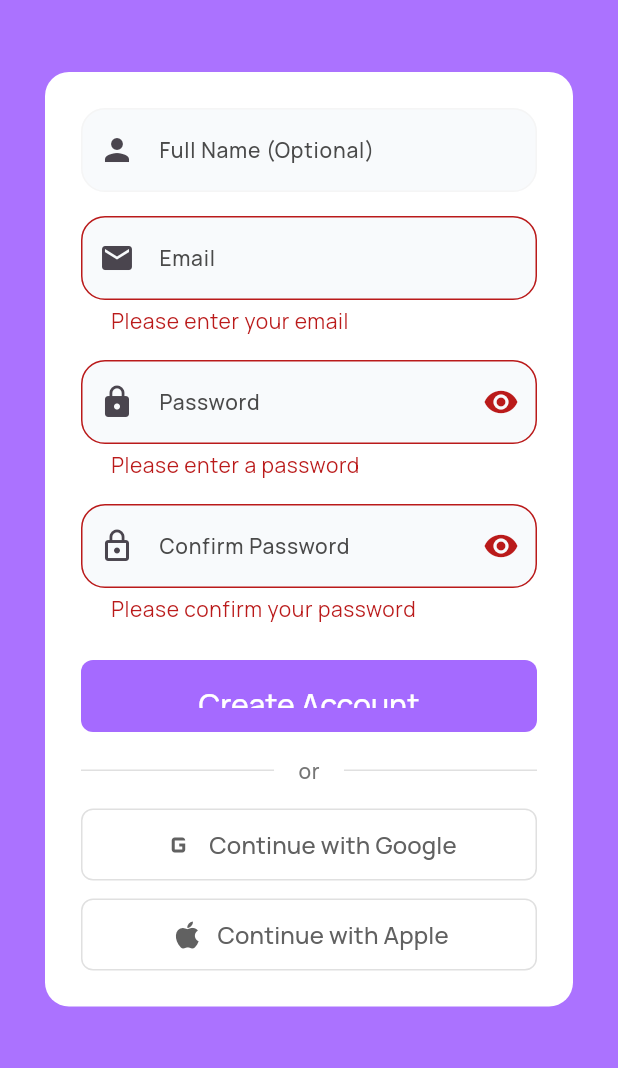
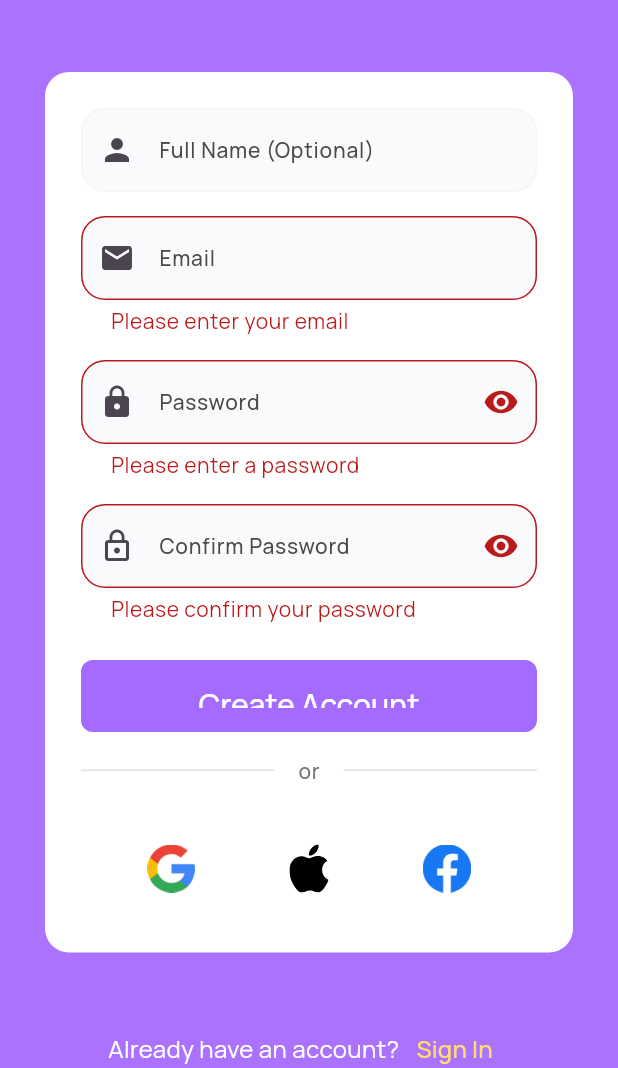
Before and after one commit to jberkovica/uol-fp, a Flutter app: the SignupScreen screen opened by its route, after a tap on "Create Account", on a phone screen of 412 x 824 dp, the part 168-1236 px from its top. Run offline on Flutter 3.47's test engine with Material 3 defaults, Android fonts, the phone set to English and light mode, and no system bars; our stand-ins replace audioplayers, flutter_dotenv, flutter_svg, font_awesome_flutter, google_fonts, google_sign_in and 5 more; missing offline and left inert: flutter_facebook_auth; accounts and stored records are empty.

Commit message:
Implement complete social authentication system with custom icons
- Add OAuth support for Google, Apple, and Facebook providers
- Implement platform-specific auth flows (web redirects vs mobile SDKs)
- Add custom social auth icons from assets/images/auth/
- Configure Android and iOS OAuth callback schemes
- Add localized error messages for all social providers
- Update UI to horizontal icon-only layout with 32px images
- Initialize OAuth listener for state management
- Add proper asset configuration for auth images

```diff
--- a/app/lib/l10n/app_en.arb
+++ b/app/lib/l10n/app_en.arb
@@ -274,6 +274,10 @@
   "cancel": "Cancel",
   "continueWithGoogle": "Continue with Google",
   "continueWithApple": "Continue with Apple",
+  "continueWithFacebook": "Continue with Facebook",
+  "googleSignInFailed": "Google sign in failed",
+  "appleSignInFailed": "Apple sign in failed",
+  "facebookSignInFailed": "Facebook sign in failed",
   "createAccount": "Create Account",
   "editProfile": "Edit Profile",
   "viewStories": "View Stories",
--- a/app/lib/l10n/app_lv.arb
+++ b/app/lib/l10n/app_lv.arb
@@ -65,6 +65,10 @@
   "cancel": "Atcelt",
   "continueWithGoogle": "Turpināt ar Google",
   "continueWithApple": "Turpināt ar Apple",
+  "continueWithFacebook": "Turpināt ar Facebook",
+  "googleSignInFailed": "Google pierakstīšanās neizdevās",
+  "appleSignInFailed": "Apple pierakstīšanās neizdevās",
+  "facebookSignInFailed": "Facebook pierakstīšanās neizdevās",
   "createAccount": "Izveidot kontu",
   "editProfile": "Rediģēt profilu",
   "viewStories": "Skatīt stāstus",
--- a/app/lib/l10n/app_ru.arb
+++ b/app/lib/l10n/app_ru.arb
@@ -65,6 +65,10 @@
   "cancel": "Отмена",
   "continueWithGoogle": "Продолжить с Google",
   "continueWithApple": "Продолжить с Apple",
+  "continueWithFacebook": "Продолжить с Facebook",
+  "googleSignInFailed": "Ошибка входа через Google",
+  "appleSignInFailed": "Ошибка входа через Apple",
+  "facebookSignInFailed": "Ошибка входа через Facebook",
   "createAccount": "Создать аккаунт",
   "editProfile": "Редактировать профиль",
   "viewStories": "Посмотреть сказки",
--- a/app/lib/main.dart
+++ b/app/lib/main.dart
@@ -49,6 +49,9 @@ void main() async {
 
   // Initialize language service
   await LanguageService.instance.initialize();
+
+  // Initialize OAuth listener for social authentication
+  AuthService.instance.initializeOAuthListener();
 
   runApp(const MiraStorytellerApp());
 }
--- a/app/lib/screens/auth/signup_screen.dart
+++ b/app/lib/screens/auth/signup_screen.dart
@@ -1,5 +1,7 @@
 import 'package:flutter/material.dart';
 import 'package:flutter_svg/flutter_svg.dart';
+import 'package:flutter/foundation.dart' show kIsWeb;
+import 'package:font_awesome_flutter/font_awesome_flutter.dart';
 import '../../constants/app_colors.dart';
 import '../../constants/app_theme.dart';
 import '../../services/auth_service.dart';
@@ -73,20 +75,76 @@ class _SignupScreenState extends State<SignupScreen> {
     }
   }
 
-  Future<void> _signUpWithGoogle() async {
+
+  Future<void> _signInWithGoogle() async {
     setState(() => _isLoading = true);
 
     try {
-      final success = await AuthService.instance.signInWithGoogle();
-      if (success && mounted) {
+      final response = await AuthService.instance.signInWithGoogle();
+      if (kIsWeb) {
+        // On web, OAuth happens via redirect, so we don't need to handle navigation here
+        return;
+      }
+
+      if (response?.user != null && mounted) {
         Navigator.pushReplacementNamed(context, '/profile-select');
       } else {
-        _showError('Google sign up failed. Please try again.');
+        _showError(AppLocalizations.of(context)!.googleSignInFailed);
       }
     } catch (e) {
-      _showError('Google sign up failed: ${e.toString()}');
+      _showError('${AppLocalizations.of(context)!.googleSignInFailed}: ${e.toString()}');
     } finally {
-      setState(() => _isLoading = false);
+      if (!kIsWeb) {
+        setState(() => _isLoading = false);
+      }
+    }
+  }
+
+  Future<void> _signInWithApple() async {
+    setState(() => _isLoading = true);
+
+    try {
+      final response = await AuthService.instance.signInWithApple();
+      if (kIsWeb) {
+        // On web, OAuth happens via redirect, so we don't need to handle navigation here
+        return;
+      }
+
+      if (response?.user != null && mounted) {
+        Navigator.pushReplacementNamed(context, '/profile-select');
+      } else {
+        _showError(AppLocalizations.of(context)!.appleSignInFailed);
+      }
+    } catch (e) {
+      _showError('${AppLocalizations.of(context)!.appleSignInFailed}: ${e.toString()}');
+    } finally {
+      if (!kIsWeb) {
+        setState(() => _isLoading = false);
+      }
+    }
+  }
+
+  Future<void> _signInWithFacebook() async {
+    setState(() => _isLoading = true);
+
+    try {
+      final response = await AuthService.instance.signInWithFacebook();
+      if (kIsWeb) {
+        // On web, OAuth happens via redirect, so we don't need to handle navigation here
+        return;
+      }
+
+      if (response?.user != null && mounted) {
+        Navigator.pushReplacementNamed(context, '/profile-select');
+      } else {
+        _showError(AppLocalizations.of(context)!.facebookSignInFailed);
+      }
+    } catch (e) {
+      _showError('${AppLocalizations.of(context)!.facebookSignInFailed}: ${e.toString()}');
+    } finally {
+      if (!kIsWeb) {
+        setState(() => _isLoading = false);
+      }
     }
   }
 
@@ -99,6 +157,42 @@ class _SignupScreenState extends State<SignupScreen> {
         ),
       );
     }
+  }
+
+  Widget _buildSocialImageButton({
+    required VoidCallback? onPressed,
+    required String imagePath,
+    bool isSvg = false,
+  }) {
+    return SizedBox(
+      width: 64,
+      height: 64,
+      child: IconButton(
+        onPressed: onPressed,
+        icon: SizedBox(
+          width: 32,
+          height: 32,
+          child: isSvg
+              ? SvgPicture.asset(
+                  imagePath,
+                  width: 32,
+                  height: 32,
+                  colorFilter: onPressed == null
+                      ? ColorFilter.mode(Colors.grey[400]!, BlendMode.srcIn)
+                      : null,
+                )
+              : Image.asset(
+                  imagePath,
+                  width: 32,
+                  height: 32,
+                  color: onPressed == null ? Colors.grey[400] : null,
+                  colorBlendMode: onPressed == null ? BlendMode.saturation : null,
+                ),
+        ),
+        splashRadius: 32,
+        padding: EdgeInsets.zero,
+      ),
+    );
   }
 
   @override
@@ -278,44 +372,31 @@ class _SignupScreenState extends State<SignupScreen> {
                             Expanded(child: Divider(color: Colors.grey[300])),
                           ],
                         ),
-                        const SizedBox(height: 16),
+                        const SizedBox(height: 24),
 
-                        // Google sign up button (placeholder)
-                        OutlinedButton.icon(
-                          onPressed: _isLoading ? null : _signUpWithGoogle,
-                          icon: const Icon(Icons.g_mobiledata, size: 24),
-                          label: Text(AppLocalizations.of(context)!.continueWithGoogle),
-                          style: OutlinedButton.styleFrom(
-                            foregroundColor: Colors.grey[700],
-                            padding: const EdgeInsets.symmetric(vertical: 12),
-                            side: BorderSide(color: Colors.grey[300]!),
-                            shape: RoundedRectangleBorder(
-                              borderRadius: BorderRadius.circular(8),
+                        // Social sign in buttons row
+                        Row(
+                          mainAxisAlignment: MainAxisAlignment.spaceEvenly,
+                          children: [
+                            // Google sign in
+                            _buildSocialImageButton(
+                              onPressed: _isLoading ? null : _signInWithGoogle,
+                              imagePath: 'assets/images/auth/google.png',
                             ),
-                          ),
-                        ),
-                        const SizedBox(height: 12),
 
-                        // Apple sign up button (placeholder)
-                        OutlinedButton.icon(
-                          onPressed: _isLoading ? null : () {
-                            // Apple sign in not implemented yet
-                            ScaffoldMessenger.of(context).showSnackBar(
-                              SnackBar(
-                                content: Text(AppLocalizations.of(context)!.appleSignUpComingSoon),
-                              ),
-                            );
-                          },
-                          icon: const Icon(Icons.apple, size: 24),
-                          label: Text(AppLocalizations.of(context)!.continueWithApple),
-                          style: OutlinedButton.styleFrom(
-                            foregroundColor: Colors.grey[700],
-                            padding: const EdgeInsets.symmetric(vertical: 12),
-                            side: BorderSide(color: Colors.grey[300]!),
-                            shape: RoundedRectangleBorder(
-                              borderRadius: BorderRadius.circular(8),
+                            // Apple sign in
+                            _buildSocialImageButton(
+                              onPressed: _isLoading ? null : _signInWithApple,
+                              imagePath: 'assets/images/auth/apple.svg',
+                              isSvg: true,
                             ),
-                          ),
+
+                            // Facebook sign in
+                            _buildSocialImageButton(
+                              onPressed: _isLoading ? null : _signInWithFacebook,
+                              imagePath: 'assets/images/auth/facebook.png',
+                            ),
+                          ],
                         ),
                       ],
                     ),
--- a/app/pubspec.yaml
+++ b/app/pubspec.yaml
@@ -45,6 +45,11 @@ dependencies:
     # Supabase dependencies
     supabase_flutter: ^2.8.0
 
+    # Social Authentication dependencies
+    google_sign_in: ^6.2.1
+    sign_in_with_apple: ^6.1.3
+    flutter_facebook_auth: ^7.1.1
+
     # Environment variables
     flutter_dotenv: ^5.1.0
 
@@ -89,6 +94,7 @@ flutter:
         - assets/images/
         - assets/images/user-profile/
         - assets/images/stories/
+        - assets/images/auth/
         - assets/audio/
         - .env
 
```
Also changed, not shown: app/lib/screens/auth/login_screen.dart (+119 -38 lines), app/lib/services/auth_service.dart (+125 -13 lines), app/assets/images/auth/apple.svg (added), app/assets/images/auth/facebook.png (added), app/assets/images/auth/google.png (added), app/lib/generated/app_localizations.dart, app/lib/generated/app_localizations_en.dart, app/lib/generated/app_localizations_lv.dart, app/lib/generated/app_localizations_ru.dart, app/pubspec.lock, 8 other files.
